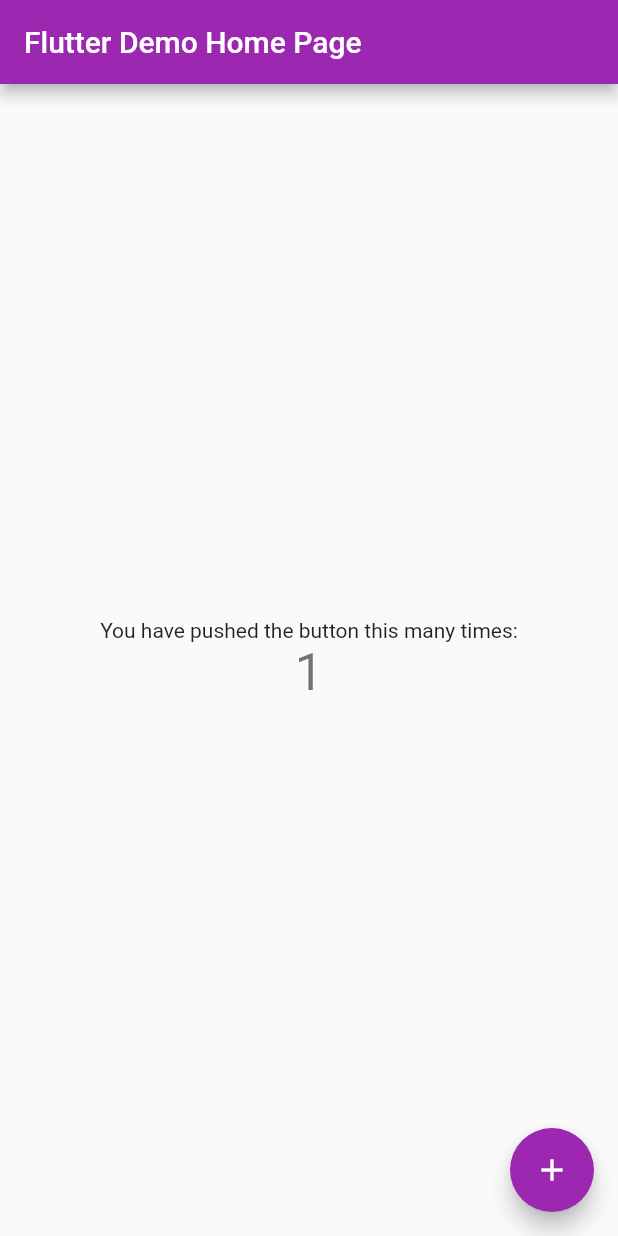
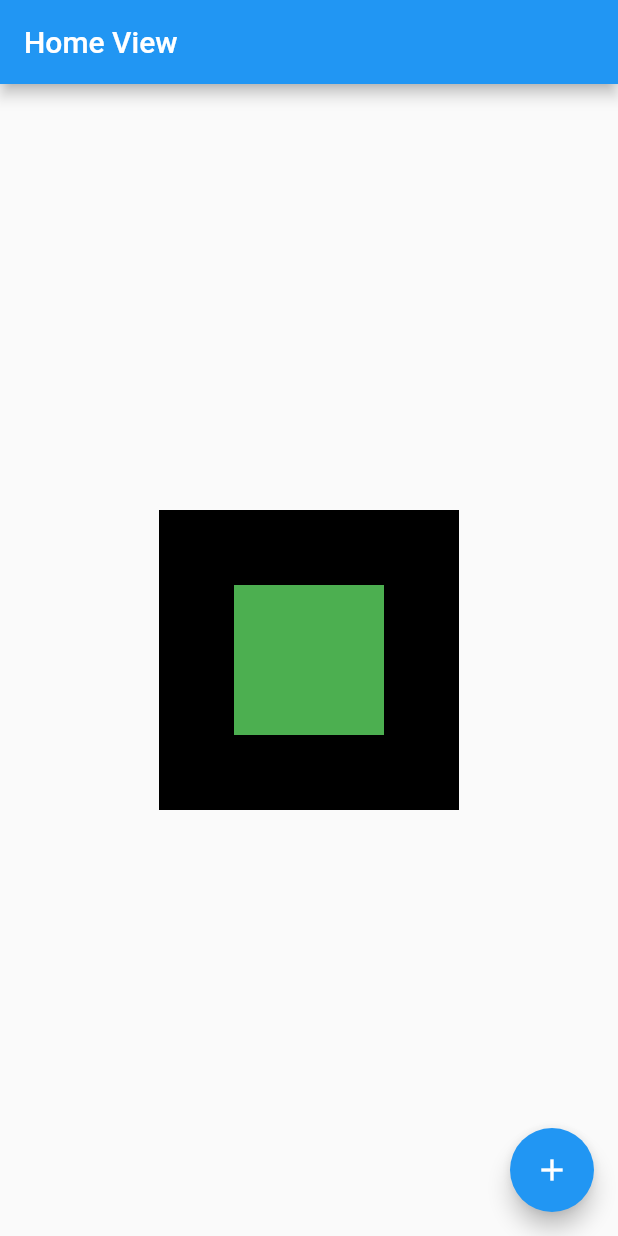
Before and after one commit to Flutter-Test/MyAppTest, a Flutter app: the screen it shows after launch, after a tap on the "add" icon, on a phone screen of 412 x 824 dp. Run offline on Flutter 3.47's test engine with Material 2 defaults, Android fonts, the phone set to English and light mode, and no system bars.

Commit message:
Single render

```diff
--- a/lib/main.dart
+++ b/lib/main.dart
@@ -1,67 +1,20 @@
 import 'package:flutter/material.dart';
+import 'package:my_app_test/views/home/home_view.dart';
 
 void main() {
-  runApp(const MyApp());
+  runApp(const AppWidget(title: 'WAKKE'));
 }
 
-class MyApp extends StatelessWidget {
-  const MyApp({super.key});
+class AppWidget extends StatelessWidget {
+  final String title;
+
+  const AppWidget({super.key, required this.title});
 
   @override
   Widget build(BuildContext context) {
     return MaterialApp(
-      title: 'Flutter Demo',
-      theme: ThemeData(
-        primarySwatch: Colors.purple,
-      ),
-      home: const MyHomePage(title: 'Flutter Demo Home Page'),
+      theme: ThemeData.light(),
+      home: const HomeView()
     );
   }
 }
-
-class MyHomePage extends StatefulWidget {
-  const MyHomePage({super.key, required this.title});
-
-  final String title;
-
-  @override
-  State<MyHomePage> createState() => _MyHomePageState();
-}
-
-class _MyHomePageState extends State<MyHomePage> {
-  int _counter = 0;
-
-  void _incrementCounter() {
-    setState(() {
-      _counter++;
-    });
-  }
-
-  @override
-  Widget build(BuildContext context) {
-    return Scaffold(
-      appBar: AppBar(
-        title: Text(widget.title),
-      ),
-      body: Center(
-        child: Column(
-          mainAxisAlignment: MainAxisAlignment.center,
-          children: <Widget>[
-            const Text(
-              'You have pushed the button this many times:',
-            ),
-            Text(
-              '$_counter',
-              style: Theme.of(context).textTheme.headline4,
-            ),
-          ],
-        ),
-      ),
-      floatingActionButton: FloatingActionButton(
-        onPressed: _incrementCounter,
-        tooltip: 'Increment',
-        child: const Icon(Icons.add),
-      ),
-    );
-  }
-}
--- /dev/null
+++ b/lib/views/home/home_view.dart
@@ -0,0 +1,46 @@
+import 'package:flutter/material.dart';
+
+class HomeView extends StatefulWidget {
+  const HomeView({super.key});
+
+  @override
+  State<StatefulWidget> createState() {
+    return _HomeViewState();
+  }
+}
+
+class _HomeViewState extends State<HomeView> {
+  int counter = 0;
+
+  _increment() {
+    setState(() {
+      counter++;
+    });
+  }
+
+  @override
+  Widget build(BuildContext context) {
+    return Scaffold(
+      appBar: AppBar(title: const Text('Home View')),
+      body: Center(
+        child: Container(
+          height: 200,
+          width: 200,
+          color: Colors.black,
+          child: Align(
+            alignment: Alignment.center,
+            child: Container(
+              height: 100,
+              width: 100,
+              color: Colors.green,
+            ),
+          ),
+        ),
+      ),
+      floatingActionButton: FloatingActionButton(
+        onPressed: _increment,
+        child: const Icon(Icons.add),
+      ),
+    );
+  }
+}
```
Also changed, not shown: 1 other file.
